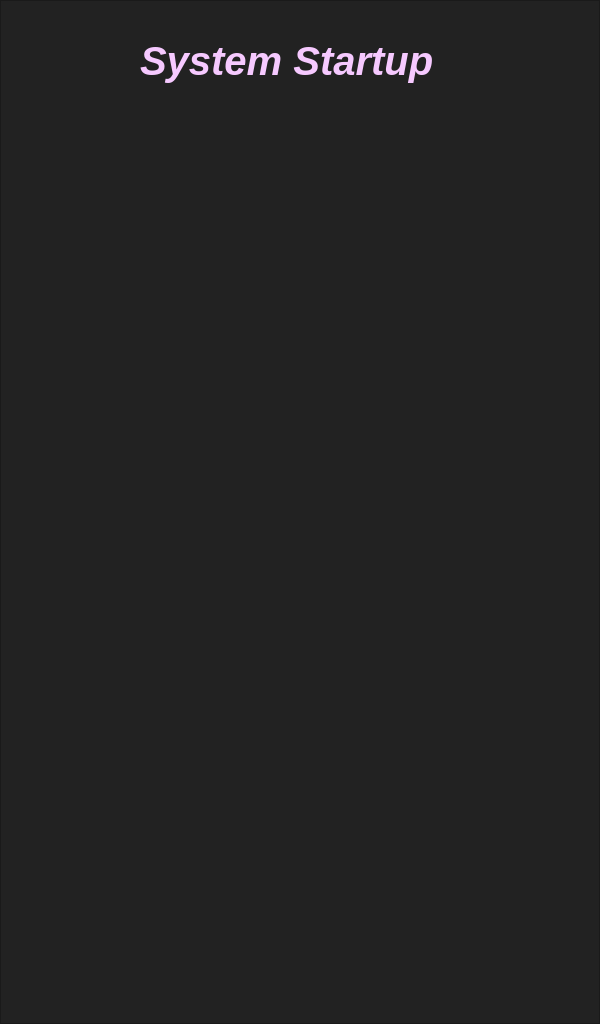
Qt form SOURCE/WORKFLOWS/STARTUP/startup.ui (marcorispoli/MCPU_MASTER) before a commit.
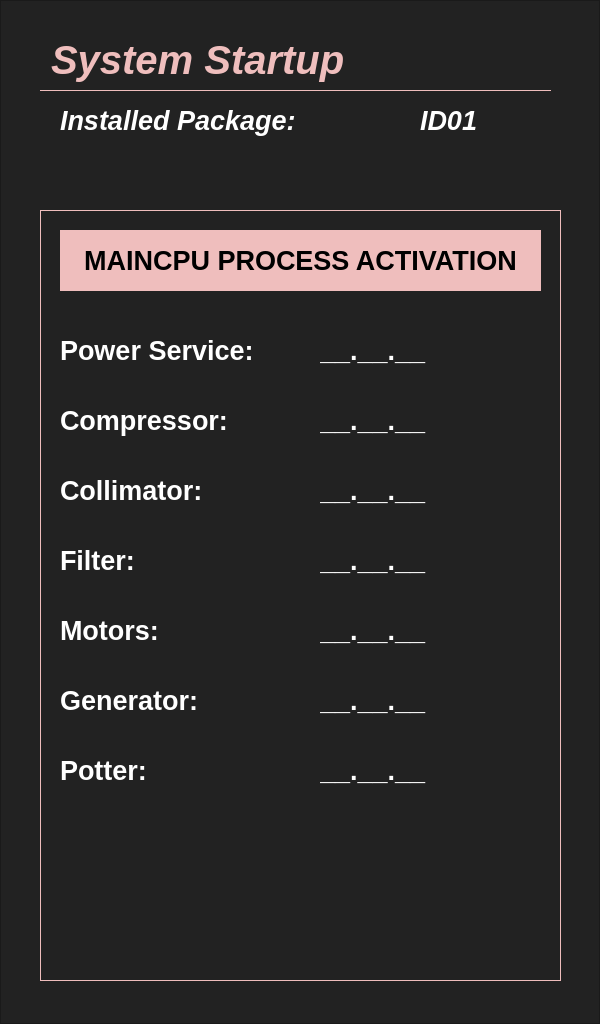
The same form after that commit. Icons and pictures are not drawn.

Patch:
```diff
--- a/SOURCE/WORKFLOWS/STARTUP/startup.ui
+++ b/SOURCE/WORKFLOWS/STARTUP/startup.ui
@@ -45,9 +45,9 @@
    <widget class="QLabel" name="label">
     <property name="geometry">
      <rect>
-      <x>140</x>
+      <x>40</x>
       <y>30</y>
-      <width>341</width>
+      <width>511</width>
       <height>61</height>
      </rect>
     </property>
@@ -59,13 +59,629 @@
      </font>
     </property>
     <property name="styleSheet">
-     <string notr="true">color: rgb(246, 201, 255);
-font: 700 italic 30pt &quot;Arial&quot;;</string>
+     <string notr="true">background-image: url();
+background-color: rgba(255, 255, 255, 0);
+color: rgb(239, 190, 189);
+font: 700 italic 30pt &quot;Arial&quot;;
+border-bottom-width: 1px;
+border-style: solid;
+border-color: rgb(239, 190, 189);
+</string>
     </property>
     <property name="text">
      <string>System Startup</string>
     </property>
    </widget>
+   <widget class="QFrame" name="process_start">
+    <property name="geometry">
+     <rect>
+      <x>40</x>
+      <y>210</y>
+      <width>521</width>
+      <height>771</height>
+     </rect>
+    </property>
+    <property name="styleSheet">
+     <string notr="true">background-image: url();
+background-color: rgba(255, 255, 255, 0);
+border-width: 1px;
+border-style: solid;
+border-color: rgb(239, 190, 189);
+
+</string>
+    </property>
+    <property name="frameShape">
+     <enum>QFrame::StyledPanel</enum>
+    </property>
+    <property name="frameShadow">
+     <enum>QFrame::Raised</enum>
+    </property>
+    <widget class="QLabel" name="main_process_start_frame">
+     <property name="geometry">
+      <rect>
+       <x>20</x>
+       <y>20</y>
+       <width>481</width>
+       <height>61</height>
+      </rect>
+     </property>
+     <property name="font">
+      <font>
+       <pointsize>20</pointsize>
+       <italic>false</italic>
+       <bold>true</bold>
+      </font>
+     </property>
+     <property name="styleSheet">
+      <string notr="true">background-image: url();
+background-color: rgb(239, 190, 189);
+
+color: black;
+font: 700 normal 20pt &quot;Arial&quot;;
+border-width: 0px;
+border-style: solid;
+border-color: rgb(239, 190, 189);
+
+</string>
+     </property>
+     <property name="text">
+      <string>MAINCPU PROCESS ACTIVATION</string>
+     </property>
+     <property name="alignment">
+      <set>Qt::AlignCenter</set>
+     </property>
+    </widget>
+    <widget class="QLabel" name="label_3">
+     <property name="geometry">
+      <rect>
+       <x>20</x>
+       <y>110</y>
+       <width>251</width>
+       <height>61</height>
+      </rect>
+     </property>
+     <property name="font">
+      <font>
+       <pointsize>20</pointsize>
+       <italic>false</italic>
+       <bold>true</bold>
+      </font>
+     </property>
+     <property name="styleSheet">
+      <string notr="true">background-image: url();
+background-color: rgba(239, 190, 189,0);
+
+color: white;
+font: 700 normal 20pt &quot;Arial&quot;;
+border-width: 0px;
+border-style: solid;
+border-color: rgb(239, 190, 189);
+
+</string>
+     </property>
+     <property name="text">
+      <string notr="true">Power Service:</string>
+     </property>
+     <property name="alignment">
+      <set>Qt::AlignLeading|Qt::AlignLeft|Qt::AlignVCenter</set>
+     </property>
+    </widget>
+    <widget class="QLabel" name="label_4">
+     <property name="geometry">
+      <rect>
+       <x>20</x>
+       <y>180</y>
+       <width>251</width>
+       <height>61</height>
+      </rect>
+     </property>
+     <property name="font">
+      <font>
+       <pointsize>20</pointsize>
+       <italic>false</italic>
+       <bold>true</bold>
+      </font>
+     </property>
+     <property name="styleSheet">
+      <string notr="true">background-image: url();
+background-color: rgba(239, 190, 189,0);
+
+color: white;
+font: 700 normal 20pt &quot;Arial&quot;;
+border-width: 0px;
+border-style: solid;
+border-color: rgb(239, 190, 189);
+
+</string>
+     </property>
+     <property name="text">
+      <string notr="true">Compressor:</string>
+     </property>
+     <property name="alignment">
+      <set>Qt::AlignLeading|Qt::AlignLeft|Qt::AlignVCenter</set>
+     </property>
+    </widget>
+    <widget class="QLabel" name="label_5">
+     <property name="geometry">
+      <rect>
+       <x>20</x>
+       <y>250</y>
+       <width>251</width>
+       <height>61</height>
+      </rect>
+     </property>
+     <property name="font">
+      <font>
+       <pointsize>20</pointsize>
+       <italic>false</italic>
+       <bold>true</bold>
+      </font>
+     </property>
+     <property name="styleSheet">
+      <string notr="true">background-image: url();
+background-color: rgba(239, 190, 189,0);
+
+color: white;
+font: 700 normal 20pt &quot;Arial&quot;;
+border-width: 0px;
+border-style: solid;
+border-color: rgb(239, 190, 189);
+
+</string>
+     </property>
+     <property name="text">
+      <string notr="true">Collimator:</string>
+     </property>
+     <property name="alignment">
+      <set>Qt::AlignLeading|Qt::AlignLeft|Qt::AlignVCenter</set>
+     </property>
+    </widget>
+    <widget class="QLabel" name="label_6">
+     <property name="geometry">
+      <rect>
+       <x>20</x>
+       <y>320</y>
+       <width>251</width>
+       <height>61</height>
+      </rect>
+     </property>
+     <property name="font">
+      <font>
+       <pointsize>20</pointsize>
+       <italic>false</italic>
+       <bold>true</bold>
+      </font>
+     </property>
+     <property name="styleSheet">
+      <string notr="true">background-image: url();
+background-color: rgba(239, 190, 189,0);
+
+color: white;
+font: 700 normal 20pt &quot;Arial&quot;;
+border-width: 0px;
+border-style: solid;
+border-color: rgb(239, 190, 189);
+
+</string>
+     </property>
+     <property name="text">
+      <string notr="true">Filter:</string>
+     </property>
+     <property name="alignment">
+      <set>Qt::AlignLeading|Qt::AlignLeft|Qt::AlignVCenter</set>
+     </property>
+    </widget>
+    <widget class="QLabel" name="label_7">
+     <property name="geometry">
+      <rect>
+       <x>20</x>
+       <y>390</y>
+       <width>251</width>
+       <height>61</height>
+      </rect>
+     </property>
+     <property name="font">
+      <font>
+       <pointsize>20</pointsize>
+       <italic>false</italic>
+       <bold>true</bold>
+      </font>
+     </property>
+     <property name="styleSheet">
+      <string notr="true">background-image: url();
+background-color: rgba(239, 190, 189,0);
+
+color: white;
+font: 700 normal 20pt &quot;Arial&quot;;
+border-width: 0px;
+border-style: solid;
+border-color: rgb(239, 190, 189);
+
+</string>
+     </property>
+     <property name="text">
+      <string notr="true">Motors:</string>
+     </property>
+     <property name="alignment">
+      <set>Qt::AlignLeading|Qt::AlignLeft|Qt::AlignVCenter</set>
+     </property>
+    </widget>
+    <widget class="QLabel" name="label_8">
+     <property name="geometry">
+      <rect>
+       <x>20</x>
+       <y>460</y>
+       <width>251</width>
+       <height>61</height>
+      </rect>
+     </property>
+     <property name="font">
+      <font>
+       <pointsize>20</pointsize>
+       <italic>false</italic>
+       <bold>true</bold>
+      </font>
+     </property>
+     <property name="styleSheet">
+      <string notr="true">background-image: url();
+background-color: rgba(239, 190, 189,0);
+
+color: white;
+font: 700 normal 20pt &quot;Arial&quot;;
+border-width: 0px;
+border-style: solid;
+border-color: rgb(239, 190, 189);
+
+</string>
+     </property>
+     <property name="text">
+      <string notr="true">Generator:</string>
+     </property>
+     <property name="alignment">
+      <set>Qt::AlignLeading|Qt::AlignLeft|Qt::AlignVCenter</set>
+     </property>
+    </widget>
+    <widget class="QLabel" name="label_9">
+     <property name="geometry">
+      <rect>
+       <x>20</x>
+       <y>530</y>
+       <width>251</width>
+       <height>61</height>
+      </rect>
+     </property>
+     <property name="font">
+      <font>
+       <pointsize>20</pointsize>
+       <italic>false</italic>
+       <bold>true</bold>
+      </font>
+     </property>
+     <property name="styleSheet">
+      <string notr="true">background-image: url();
+background-color: rgba(239, 190, 189,0);
+
+color: white;
+font: 700 normal 20pt &quot;Arial&quot;;
+border-width: 0px;
+border-style: solid;
+border-color: rgb(239, 190, 189);
+
+</string>
+     </property>
+     <property name="text">
+      <string notr="true">Potter:</string>
+     </property>
+     <property name="alignment">
+      <set>Qt::AlignLeading|Qt::AlignLeft|Qt::AlignVCenter</set>
+     </property>
+    </widget>
+    <widget class="QLabel" name="power_sevice_revision">
+     <property name="geometry">
+      <rect>
+       <x>280</x>
+       <y>120</y>
+       <width>121</width>
+       <height>41</height>
+      </rect>
+     </property>
+     <property name="font">
+      <font>
+       <pointsize>20</pointsize>
+       <italic>false</italic>
+       <bold>true</bold>
+      </font>
+     </property>
+     <property name="styleSheet">
+      <string notr="true">background-image: url();
+background-color: rgba(239, 190, 189,0);
+
+color: white;
+font: 700 normal 20pt &quot;Arial&quot;;
+border-width: 0px;
+border-style: solid;
+border-color: rgb(239, 190, 189);
+
+</string>
+     </property>
+     <property name="text">
+      <string notr="true">__.__.__</string>
+     </property>
+     <property name="alignment">
+      <set>Qt::AlignLeading|Qt::AlignLeft|Qt::AlignVCenter</set>
+     </property>
+    </widget>
+    <widget class="QLabel" name="compressor_revision">
+     <property name="geometry">
+      <rect>
+       <x>280</x>
+       <y>190</y>
+       <width>121</width>
+       <height>41</height>
+      </rect>
+     </property>
+     <property name="font">
+      <font>
+       <pointsize>20</pointsize>
+       <italic>false</italic>
+       <bold>true</bold>
+      </font>
+     </property>
+     <property name="styleSheet">
+      <string notr="true">background-image: url();
+background-color: rgba(239, 190, 189,0);
+
+color: white;
+font: 700 normal 20pt &quot;Arial&quot;;
+border-width: 0px;
+border-style: solid;
+border-color: rgb(239, 190, 189);
+
+</string>
+     </property>
+     <property name="text">
+      <string notr="true">__.__.__</string>
+     </property>
+     <property name="alignment">
+      <set>Qt::AlignLeading|Qt::AlignLeft|Qt::AlignVCenter</set>
+     </property>
+    </widget>
+    <widget class="QLabel" name="collimator_revision">
+     <property name="geometry">
+      <rect>
+       <x>280</x>
+       <y>260</y>
+       <width>121</width>
+       <height>41</height>
+      </rect>
+     </property>
+     <property name="font">
+      <font>
+       <pointsize>20</pointsize>
+       <italic>false</italic>
+       <bold>true</bold>
+      </font>
+     </property>
+     <property name="styleSheet">
+      <string notr="true">background-image: url();
+background-color: rgba(239, 190, 189,0);
+
+color: white;
+font: 700 normal 20pt &quot;Arial&quot;;
+border-width: 0px;
+border-style: solid;
+border-color: rgb(239, 190, 189);
+
+</string>
+     </property>
+     <property name="text">
+      <string notr="true">__.__.__</string>
+     </property>
+     <property name="alignment">
+      <set>Qt::AlignLeading|Qt::AlignLeft|Qt::AlignVCenter</set>
+     </property>
+    </widget>
+    <widget class="QLabel" name="filter_revision">
+     <property name="geometry">
+      <rect>
+       <x>280</x>
+       <y>330</y>
+       <width>121</width>
+       <height>41</height>
+      </rect>
+     </property>
+     <property name="font">
+      <font>
+       <pointsize>20</pointsize>
+       <italic>false</italic>
+       <bold>true</bold>
+      </font>
+     </property>
+     <property name="styleSheet">
+      <string notr="true">background-image: url();
+background-color: rgba(239, 190, 189,0);
+
+color: white;
+font: 700 normal 20pt &quot;Arial&quot;;
+border-width: 0px;
+border-style: solid;
+border-color: rgb(239, 190, 189);
+
+</string>
+     </property>
+     <property name="text">
+      <string notr="true">__.__.__</string>
+     </property>
+     <property name="alignment">
+      <set>Qt::AlignLeading|Qt::AlignLeft|Qt::AlignVCenter</set>
+     </property>
+    </widget>
+    <widget class="QLabel" name="motors_revision">
+     <property name="geometry">
+      <rect>
+       <x>280</x>
+       <y>400</y>
+       <width>121</width>
+       <height>41</height>
+      </rect>
+     </property>
+     <property name="font">
+      <font>
+       <pointsize>20</pointsize>
+       <italic>false</italic>
+       <bold>true</bold>
+      </font>
+     </property>
+     <property name="styleSheet">
+      <string notr="true">background-image: url();
+background-color: rgba(239, 190, 189,0);
+
+color: white;
+font: 700 normal 20pt &quot;Arial&quot;;
+border-width: 0px;
+border-style: solid;
+border-color: rgb(239, 190, 189);
+
+</string>
+     </property>
+     <property name="text">
+      <string notr="true">__.__.__</string>
+     </property>
+     <property name="alignment">
+      <set>Qt::AlignLeading|Qt::AlignLeft|Qt::AlignVCenter</set>
+     </property>
+    </widget>
+    <widget class="QLabel" name="generator_revision">
+     <property name="geometry">
+      <rect>
+       <x>280</x>
+       <y>470</y>
+       <width>121</width>
+       <height>41</height>
+      </rect>
+     </property>
+     <property name="font">
+      <font>
+       <pointsize>20</pointsize>
+       <italic>false</italic>
+       <bold>true</bold>
+      </font>
+     </property>
+     <property name="styleSheet">
+      <string notr="true">background-image: url();
+background-color: rgba(239, 190, 189,0);
+
+color: white;
+font: 700 normal 20pt &quot;Arial&quot;;
+border-width: 0px;
+border-style: solid;
+border-color: rgb(239, 190, 189);
+
+</string>
+     </property>
+     <property name="text">
+      <string notr="true">__.__.__</string>
+     </property>
+     <property name="alignment">
+      <set>Qt::AlignLeading|Qt::AlignLeft|Qt::AlignVCenter</set>
+     </property>
+    </widget>
+    <widget class="QLabel" name="potter_revision">
+     <property name="geometry">
+      <rect>
+       <x>280</x>
+       <y>540</y>
+       <width>121</width>
+       <height>41</height>
+      </rect>
+     </property>
+     <property name="font">
+      <font>
+       <pointsize>20</pointsize>
+       <italic>false</italic>
+       <bold>true</bold>
+      </font>
+     </property>
+     <property name="styleSheet">
+      <string notr="true">background-image: url();
+background-color: rgba(239, 190, 189,0);
+
+color: white;
+font: 700 normal 20pt &quot;Arial&quot;;
+border-width: 0px;
+border-style: solid;
+border-color: rgb(239, 190, 189);
+
+</string>
+     </property>
+     <property name="text">
+      <string notr="true">__.__.__</string>
+     </property>
+     <property name="alignment">
+      <set>Qt::AlignLeading|Qt::AlignLeft|Qt::AlignVCenter</set>
+     </property>
+    </widget>
+   </widget>
+   <widget class="QLabel" name="package_label">
+    <property name="geometry">
+     <rect>
+      <x>60</x>
+      <y>100</y>
+      <width>251</width>
+      <height>41</height>
+     </rect>
+    </property>
+    <property name="font">
+     <font>
+      <pointsize>20</pointsize>
+      <italic>true</italic>
+      <bold>true</bold>
+     </font>
+    </property>
+    <property name="styleSheet">
+     <string notr="true">background-image: url();
+background-color: rgba(255, 255, 255, 0);
+color: white;
+font: 700 italic 20pt &quot;Arial&quot;;
+border-bottom-width: 0px;
+border-style: solid;
+border-color: rgb(239, 190, 189);
+</string>
+    </property>
+    <property name="text">
+     <string>Installed Package:</string>
+    </property>
+   </widget>
+   <widget class="QLabel" name="package_revision">
+    <property name="geometry">
+     <rect>
+      <x>420</x>
+      <y>100</y>
+      <width>91</width>
+      <height>41</height>
+     </rect>
+    </property>
+    <property name="font">
+     <font>
+      <pointsize>20</pointsize>
+      <italic>true</italic>
+      <bold>true</bold>
+     </font>
+    </property>
+    <property name="styleSheet">
+     <string notr="true">background-image: url();
+background-color: rgba(255, 255, 255, 0);
+color: white;
+font: 700 italic 20pt &quot;Arial&quot;;
+border-bottom-width: 0px;
+border-style: solid;
+border-color: rgb(239, 190, 189);
+</string>
+    </property>
+    <property name="text">
+     <string>ID01</string>
+    </property>
+   </widget>
   </widget>
  </widget>
  <resources/>
```
Left out of the diff: 3 changed lines with no effect on the pictures.
